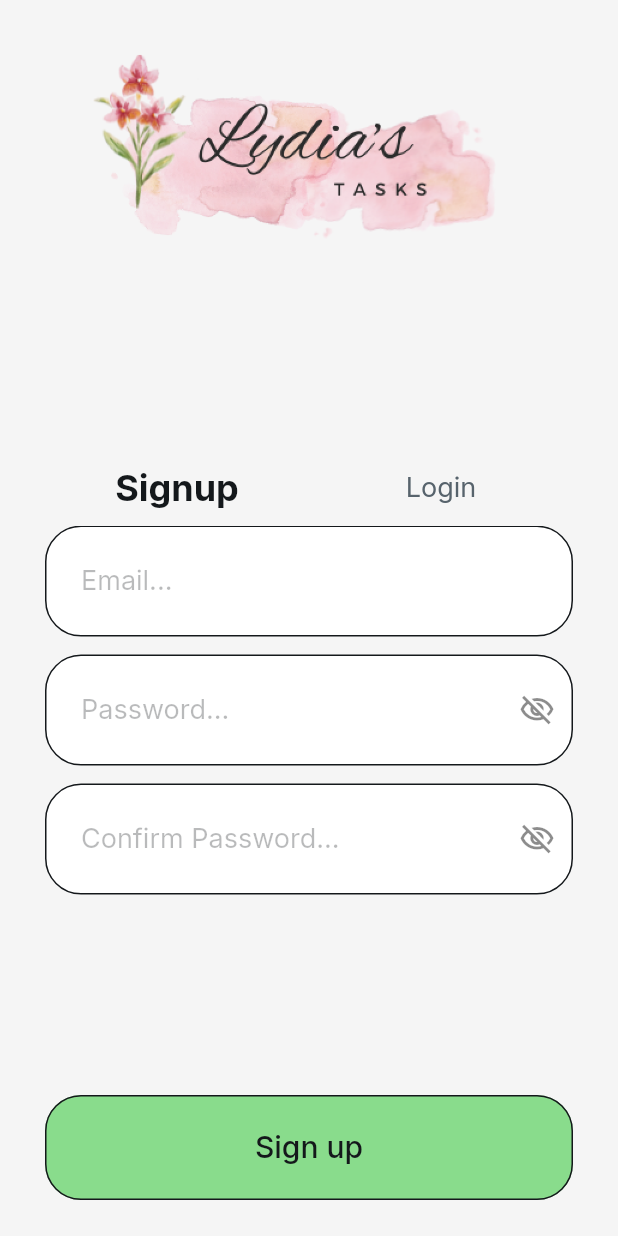
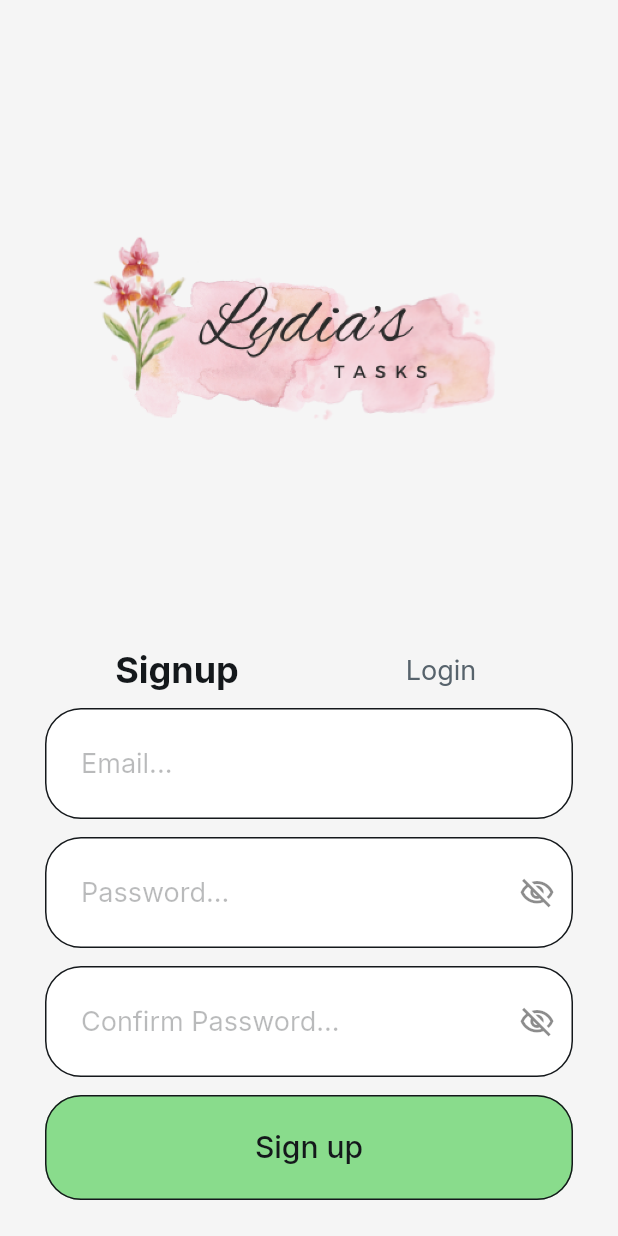
Before and after one commit to LydiaNicolau/ToDoApp-FlutterFlow, a Flutter app: the screen it shows after launch, on a phone screen of 412 x 824 dp. Run offline on Flutter 3.47's test engine with Material 3 defaults, Android fonts, the phone set to English and light mode, and no system bars; drawn by our look-alikes of auto_size_text; our stand-ins replace cloud_firestore, easy_debounce, file_picker, firebase_auth, firebase_core, firebase_storage and 12 more; missing offline and left inert: json_path, mime_type; accounts and stored records are empty.

Commit message:
Updating to latest FlutterFlow output.

```diff
--- a/lib/login/login_widget.dart
+++ b/lib/login/login_widget.dart
@@ -84,6 +84,7 @@ class _LoginWidgetState extends State<LoginWidget>
                       child: Image.asset(
                         'assets/images/Screenshot_2024-09-23_at_3.04.54_PM.png',
                         width: double.infinity,
+                        height: 400.0,
                         fit: BoxFit.contain,
                       ),
                     ),
```
